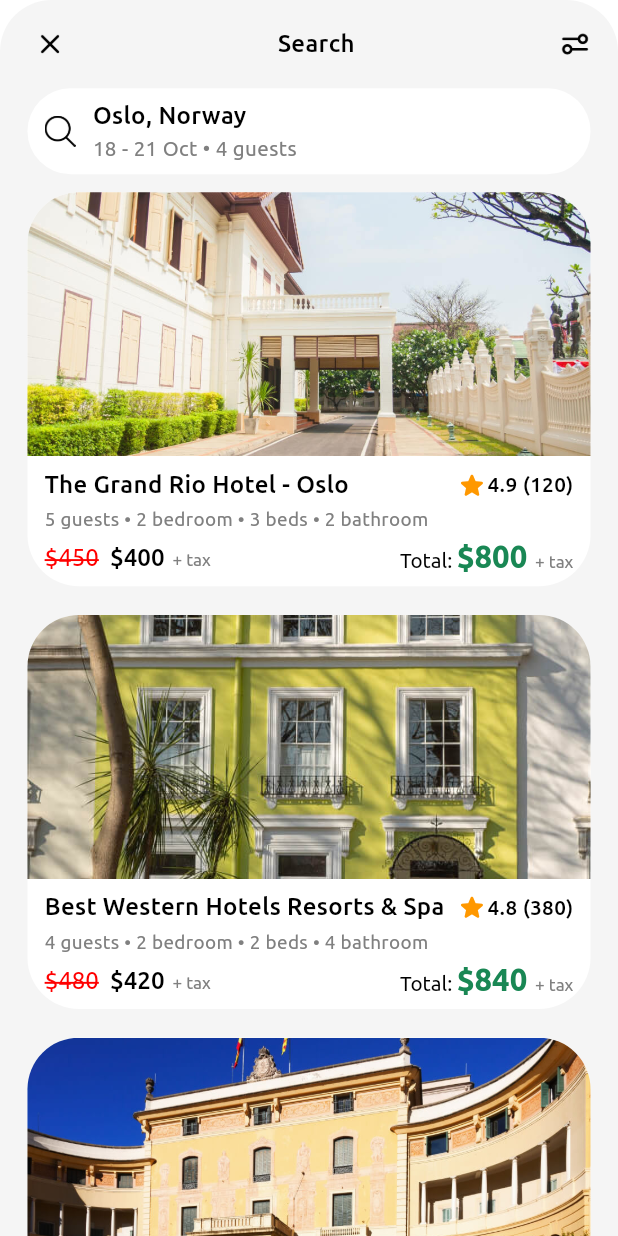
After one commit to priyesh-techabbot/hotel_booking_ui, a Flutter app: the SearchScreen screen opened directly, on a phone screen of 412 x 824 dp. The commit adds this screen. Run offline on Flutter 3.47's test engine with Material 3 defaults, Android fonts, the phone set to English and light mode, and no system bars; our stand-ins replace flutter_screenutil, get.

Commit message:
filter ui

```diff
--- a/lib/screens/discover/widget/home_top_search_view.dart
+++ b/lib/screens/discover/widget/home_top_search_view.dart
@@ -2,6 +2,7 @@ import 'dart:ui';
 
 import 'package:flutter/material.dart';
 import 'package:flutter_screenutil/flutter_screenutil.dart';
+import 'package:hotel_booking_ui/screens/search/search_screen.dart';
 import 'package:hotel_booking_ui/services/global_service.dart';
 import 'package:hotel_booking_ui/utils/assets_res.dart';
 import 'package:hotel_booking_ui/utils/color_res.dart';
@@ -79,7 +80,21 @@ class HomeTopSearchView extends StatelessWidget {
                     ),
                   ),
                   SizedBox(height: 15.h),
-                  ClipRRect(
+                  InkWell(
+                    onTap: () {
+                      showModalBottomSheet(
+                        context: context,
+                        isScrollControlled: true,
+                        backgroundColor: Colors.transparent,
+                        builder: (context) {
+                          return const FractionallySizedBox(
+                            heightFactor: 0.9,
+                            child: SearchScreen(),
+                          );
+                        },
+                      );
+                    },
+                    child: ClipRRect(
                       borderRadius: BorderRadius.circular(90.r),
                       child: BackdropFilter(
                         filter: ImageFilter.blur(sigmaX: 10.0, sigmaY: 10.0),
@@ -126,6 +141,7 @@ class HomeTopSearchView extends StatelessWidget {
                         ),
                       ),
                     ),
+                  ),
                 ],
               ),
             ),
--- a/lib/screens/discover/widget/hotel_item_view.dart
+++ b/lib/screens/discover/widget/hotel_item_view.dart
@@ -1,6 +1,5 @@
 import 'package:flutter/material.dart';
 import 'package:flutter_screenutil/flutter_screenutil.dart';
-import 'package:get/get.dart';
 import 'package:hotel_booking_ui/model/hotel_model.dart';
 import 'package:hotel_booking_ui/screens/hotel_detail/hotel_detail_screen.dart';
 import 'package:hotel_booking_ui/utils/color_res.dart';
@@ -21,10 +20,10 @@ class HotelItemView extends StatelessWidget {
           builder: (context) {
             return FractionallySizedBox(
               heightFactor: 0.9,
-
               child: HotelDetailScreen(data),
             );
-    });
+          },
+        );
       },
       child: Container(
         height: 220.h,
--- a/lib/screens/hotel_detail/hotel_detail_screen.dart
+++ b/lib/screens/hotel_detail/hotel_detail_screen.dart
@@ -28,7 +28,13 @@ class _HotelDetailScreenState extends State<HotelDetailScreen> {
         topRight: Radius.circular(30.r),
       ),
       child: Scaffold(
-        body: SingleChildScrollView(
+        body: RefreshIndicator(
+          onRefresh: () async {
+            await Future.delayed(const Duration(seconds: 3));
+          },
+          child: SingleChildScrollView(
+            physics: const AlwaysScrollableScrollPhysics()
+                .applyTo(const ClampingScrollPhysics()),
             child: Column(
               crossAxisAlignment: CrossAxisAlignment.start,
               children: [
@@ -64,7 +70,8 @@ class _HotelDetailScreenState extends State<HotelDetailScreen> {
                         onTap: () => Get.back(),
                         child: ClipOval(
                           child: BackdropFilter(
-                          filter: ImageFilter.blur(sigmaX: 10.0, sigmaY: 10.0),
+                            filter:
+                                ImageFilter.blur(sigmaX: 10.0, sigmaY: 10.0),
                             child: Container(
                               decoration: BoxDecoration(
                                 color: ColorRes.black.withOpacity(0.4),
@@ -132,7 +139,8 @@ class _HotelDetailScreenState extends State<HotelDetailScreen> {
                   ],
                 ),
                 Padding(
-                padding: EdgeInsets.symmetric(horizontal: 16.w, vertical: 16.h),
+                  padding:
+                      EdgeInsets.symmetric(horizontal: 16.w, vertical: 16.h),
                   child: Column(
                     crossAxisAlignment: CrossAxisAlignment.start,
                     mainAxisAlignment: MainAxisAlignment.start,
@@ -293,6 +301,7 @@ class _HotelDetailScreenState extends State<HotelDetailScreen> {
               ],
             ),
           ),
+        ),
         extendBody: true,
         bottomNavigationBar: SafeArea(
           child: Padding(
@@ -306,7 +315,12 @@ class _HotelDetailScreenState extends State<HotelDetailScreen> {
                   decoration: BoxDecoration(
                     color: ColorRes.black.withOpacity(0.8),
                   ),
-                  padding: EdgeInsets.only(left: 20.w, right: 6.w,top: 5.h,bottom: 5.h,),
+                  padding: EdgeInsets.only(
+                    left: 20.w,
+                    right: 6.w,
+                    top: 5.h,
+                    bottom: 5.h,
+                  ),
                   child: Row(
                     crossAxisAlignment: CrossAxisAlignment.center,
                     children: [
--- /dev/null
+++ b/lib/screens/search/search_screen.dart
@@ -0,0 +1,289 @@
+import 'package:flutter/material.dart';
+import 'package:flutter_screenutil/flutter_screenutil.dart';
+import 'package:get/get.dart';
+import 'package:hotel_booking_ui/model/hotel_model.dart';
+import 'package:hotel_booking_ui/screens/discover/widget/hotel_item_view.dart';
+import 'package:hotel_booking_ui/services/global_service.dart';
+import 'package:hotel_booking_ui/utils/assets_res.dart';
+import 'package:hotel_booking_ui/utils/color_res.dart';
+import 'package:hotel_booking_ui/utils/style.dart';
+
+class SearchScreen extends StatefulWidget {
+  const SearchScreen({super.key});
+
+  @override
+  State<SearchScreen> createState() => _SearchScreenState();
+}
+
+class _SearchScreenState extends State<SearchScreen> {
+  RxInt imageIndex = RxInt(0);
+
+  List<HotelModel> hotels2 = [];
+  List<String> popularPlaces = [
+    AssetsRes.popular1,
+    AssetsRes.popular2,
+    AssetsRes.popular4,
+    AssetsRes.popular5,
+    AssetsRes.popular6,
+    AssetsRes.popular3,
+  ];
+
+  @override
+  void initState() {
+    hotels2.add(HotelModel(
+      image: [
+        AssetsRes.hotel4,
+        AssetsRes.room1,
+        AssetsRes.room2,
+        AssetsRes.lobby1,
+        AssetsRes.bathroom1,
+        AssetsRes.lobby2,
+        AssetsRes.lobby3,
+        AssetsRes.bathroom2,
+      ],
+      name: 'The Grand Rio Hotel - Oslo',
+      price: 450,
+      offerPrice: 400,
+      review: 120,
+      rating: 4.9,
+      bedInfo: BedInfoModel(bedroom: 2, beds: 3, guest: 5, bathroom: 2),
+    ));
+    hotels2.add(HotelModel(
+      image: [
+        AssetsRes.hotel5,
+        AssetsRes.lobby2,
+        AssetsRes.room2,
+        AssetsRes.bathroom1,
+        AssetsRes.lobby3,
+        AssetsRes.room1,
+        AssetsRes.lobby1,
+        AssetsRes.bathroom2,
+      ],
+      name: 'Best Western Hotels Resorts & Spa',
+      price: 480,
+      offerPrice: 420,
+      review: 380,
+      rating: 4.8,
+      bedInfo: BedInfoModel(bedroom: 2, beds: 2, guest: 4, bathroom: 4),
+    ));
+    hotels2.add(HotelModel(
+      image: [
+        AssetsRes.hotel6,
+        AssetsRes.lobby1,
+        AssetsRes.lobby3,
+        AssetsRes.lobby2,
+        AssetsRes.room2,
+        AssetsRes.room1,
+        AssetsRes.bathroom2,
+        AssetsRes.bathroom1,
+      ],
+      name: 'Choice Hotels International',
+      price: 830,
+      offerPrice: 650,
+      review: 80,
+      rating: 4.8,
+      bedInfo: BedInfoModel(bedroom: 3, beds: 4, guest: 7, bathroom: 3),
+    ));
+    hotels2.add(HotelModel(
+      image: [
+        AssetsRes.lobby3,
+        AssetsRes.lobby1,
+        AssetsRes.hotel3,
+        AssetsRes.lobby2,
+        AssetsRes.room2,
+        AssetsRes.room1,
+        AssetsRes.bathroom2,
+        AssetsRes.bathroom1,
+      ],
+      name: 'Choice Hotels International',
+      price: 830,
+      offerPrice: 650,
+      review: 80,
+      rating: 4.8,
+      bedInfo: BedInfoModel(bedroom: 3, beds: 4, guest: 7, bathroom: 3),
+    ));
+    hotels2.add(HotelModel(
+      image: [
+        AssetsRes.hotel1,
+        AssetsRes.room1,
+        AssetsRes.room2,
+        AssetsRes.lobby1,
+        AssetsRes.bathroom1,
+        AssetsRes.lobby2,
+        AssetsRes.lobby3,
+        AssetsRes.bathroom2,
+      ],
+      name: 'The Grand Rio Hotel - Oslo',
+      price: 450,
+      offerPrice: 400,
+      review: 120,
+      rating: 4.9,
+      bedInfo: BedInfoModel(bedroom: 2, beds: 3, guest: 5, bathroom: 2),
+    ));
+    hotels2.add(HotelModel(
+      image: [
+        AssetsRes.hotel2,
+        AssetsRes.lobby2,
+        AssetsRes.room2,
+        AssetsRes.bathroom1,
+        AssetsRes.lobby3,
+        AssetsRes.room1,
+        AssetsRes.lobby1,
+        AssetsRes.bathroom2,
+      ],
+      name: 'Best Western Hotels Resorts & Spa',
+      price: 480,
+      offerPrice: 420,
+      review: 380,
+      rating: 4.8,
+      bedInfo: BedInfoModel(bedroom: 2, beds: 2, guest: 4, bathroom: 4),
+    ));
+    hotels2.add(HotelModel(
+      image: [
+        AssetsRes.hotel3,
+        AssetsRes.lobby1,
+        AssetsRes.lobby3,
+        AssetsRes.lobby2,
+        AssetsRes.room2,
+        AssetsRes.room1,
+        AssetsRes.bathroom2,
+        AssetsRes.bathroom1,
+      ],
+      name: 'Choice Hotels International',
+      price: 830,
+      offerPrice: 650,
+      review: 80,
+      rating: 4.8,
+      bedInfo: BedInfoModel(bedroom: 3, beds: 4, guest: 7, bathroom: 3),
+    ));
+
+    super.initState();
+  }
+
+  @override
+  Widget build(BuildContext context) {
+    return ClipRRect(
+      borderRadius: BorderRadius.only(
+        topLeft: Radius.circular(30.r),
+        topRight: Radius.circular(30.r),
+      ),
+      child: Scaffold(
+        body: RefreshIndicator(
+          onRefresh: () async {
+            await Future.delayed(const Duration(seconds: 3));
+          },
+          child: Column(
+            crossAxisAlignment: CrossAxisAlignment.start,
+            children: [
+              Padding(
+                padding: EdgeInsets.symmetric(
+                  horizontal: 16.w,
+                  vertical: 12.h,
+                ),
+                child: Row(
+                  mainAxisAlignment: MainAxisAlignment.spaceBetween,
+                  children: [
+                    InkWell(
+                      onTap: () => Get.back(),
+                      child: Padding(
+                        padding: EdgeInsets.all(4.h),
+                        child: Image.asset(
+                          AssetsRes.close,
+                          height: 18.sp,
+                          color: ColorRes.black,
+                        ),
+                      ),
+                    ),
+                    Text(
+                      'Search',
+                      style: Style.textStyle(
+                        fontWeight: FontWeight.w500,
+                      ),
+                    ),
+                    Image.asset(
+                      AssetsRes.filter,
+                      height: 18.sp,
+                      color: ColorRes.black,
+                    ),
+                  ],
+                ),
+              ),
+              Container(
+                decoration: BoxDecoration(
+                  color: ColorRes.white,
+                  borderRadius: BorderRadius.circular(90.r),
+                ),
+                margin: EdgeInsets.symmetric(horizontal: 16.w),
+                padding: EdgeInsets.symmetric(
+                  horizontal: 10.w,
+                  vertical: 6.h,
+                ),
+                child: Row(
+                  crossAxisAlignment: CrossAxisAlignment.center,
+                  children: [
+                    Image.asset(
+                      AssetsRes.search,
+                      color: ColorRes.black,
+                      height: 18.sp,
+                    ),
+                    SizedBox(width: 10.w),
+                    Expanded(
+                      child: Column(
+                        crossAxisAlignment: CrossAxisAlignment.start,
+                        children: [
+                          Text(
+                            'Oslo, Norway',
+                            style: Style.textStyle(
+                              color: ColorRes.black,
+                              fontWeight: FontWeight.w500,
+                            ),
+                          ),
+                          Text(
+                            '18 - 21 Oct • 4 guests',
+                            style: Style.textStyle(
+                              color: ColorRes.grey,
+                              fontSize: 12,
+                            ),
+                          ),
+                        ],
+                      ),
+                    )
+                  ],
+                ),
+              ),
+              SizedBox(height: 10.h),
+              Expanded(
+                child: GridView.builder(
+                  gridDelegate: SliverGridDelegateWithFixedCrossAxisCount(
+                    crossAxisCount: Globals.instance.largeScreen ? 2 : 1,
+                    mainAxisExtent:
+                        Globals.instance.largeScreen ? 320.h : 220.h,
+                    crossAxisSpacing: 16.h,
+                    mainAxisSpacing: 16.h,
+                  ),
+                  physics: const AlwaysScrollableScrollPhysics()
+                      .applyTo(const ClampingScrollPhysics()),
+                  shrinkWrap: true,
+                  itemBuilder: (context, index) {
+                    var data = hotels2[index];
+                    return SizedBox(
+                      width: double.maxFinite,
+                      height: Globals.instance.largeScreen ? 320.h : 220.h,
+                      child: HotelItemView(data),
+                    );
+                  },
+                  itemCount: hotels2.length,
+                  padding: EdgeInsets.only(
+                    left: 16.w,
+                    right: 16.w,
+                    bottom: 30.h,
+                  ),
+                ),
+              ),
+            ],
+          ),
+        ),
+      ),
+    );
+  }
+}
--- a/lib/utils/assets_res.dart
+++ b/lib/utils/assets_res.dart
@@ -38,4 +38,5 @@ class AssetsRes {
   static const close = '$icons/close.png';
   static const checkin = '$icons/check-in.png';
   static const user = '$icons/user.png';
+  static const filter = '$icons/filter.png';
 }
```
Also changed, not shown: assets/icons/filter.png (added). Lines whose indentation alone changed are shown as unchanged.
